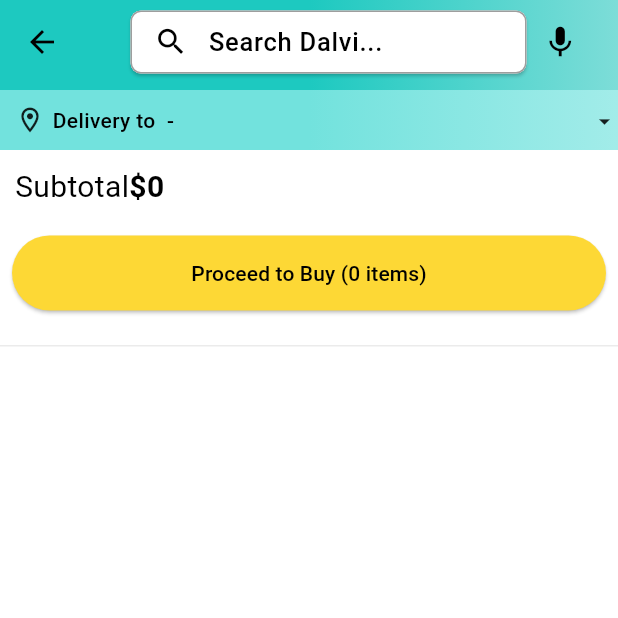
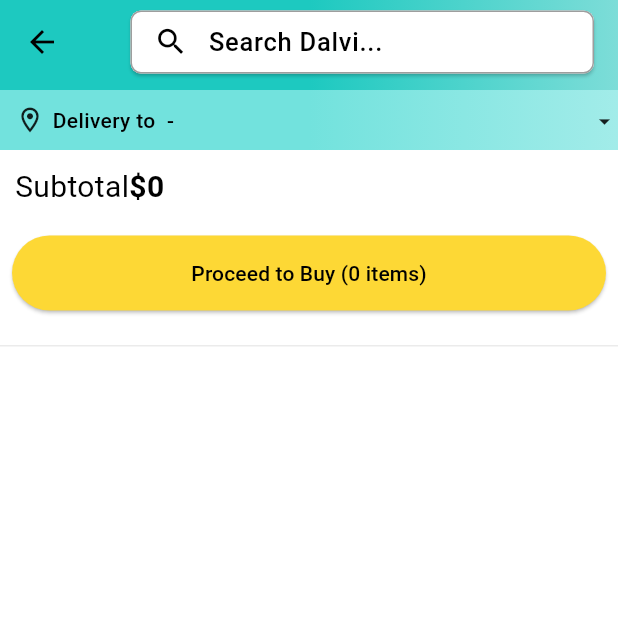
Before and after one commit to rescaletech/rescale_dalvi_farm, a Flutter app: the CartScreen screen opened directly, on a phone screen of 412 x 824 dp, the top half of it. Run offline on Flutter 3.47's test engine with Material 3 defaults, Android fonts, the phone set to English and light mode, and no system bars; our stand-ins replace badges, carousel_slider, dotted_border, file_picker, shared_preferences; missing offline and left inert: cloudinary_public; accounts and stored records are empty.

Commit message:
removed mic button

```diff
--- a/lib/constants/global_variables.dart
+++ b/lib/constants/global_variables.dart
@@ -1,6 +1,6 @@
 import "package:flutter/material.dart";
 
-String uri = 'http://192.168.1.14:3000';
+String uri = 'http://192.168.1.10:5000';
 
 class GlobalVariables {
   // colors
--- a/lib/features/cart/screens/cart_screen.dart
+++ b/lib/features/cart/screens/cart_screen.dart
@@ -91,12 +91,6 @@ class _CartScreenState extends State<CartScreen> {
                   ),
                 ),
               ),
-              Container(
-                color: Colors.transparent,
-                height: 42,
-                margin: const EdgeInsets.symmetric(horizontal: 10),
-                child: const Icon(Icons.mic, color: Colors.black, size: 25),
-              ),
             ],
           ),
         ),
--- a/lib/features/home/screens/home_screen.dart
+++ b/lib/features/home/screens/home_screen.dart
@@ -112,12 +112,6 @@ class _HomeScreenState extends State<HomeScreen> {
                   ),
                 ),
               ),
-              Container(
-                color: Colors.transparent,
-                height: 42,
-                margin: const EdgeInsets.symmetric(horizontal: 10),
-                child: const Icon(Icons.mic, color: Colors.black, size: 25),
-              ),
             ],
           ),
         ),
```
Also changed, not shown: flutter_01.png (deleted), pubspec.lock, 2 other files.
